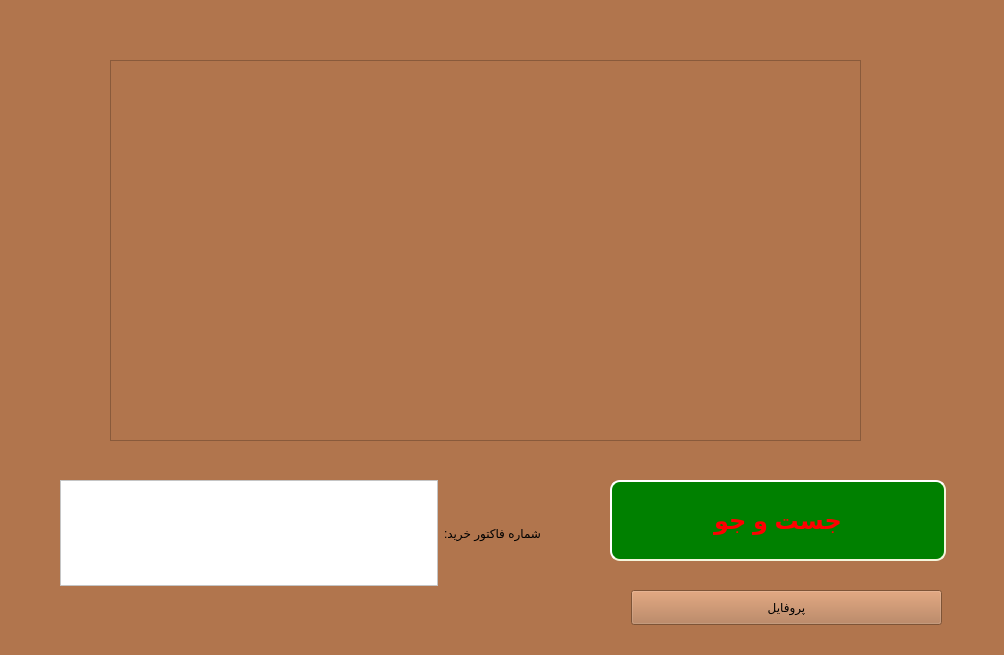
Above: Project_Ap/purchaserecords.ui from AP-projects-4001/metagoofill before the change. Below: the same form after it.
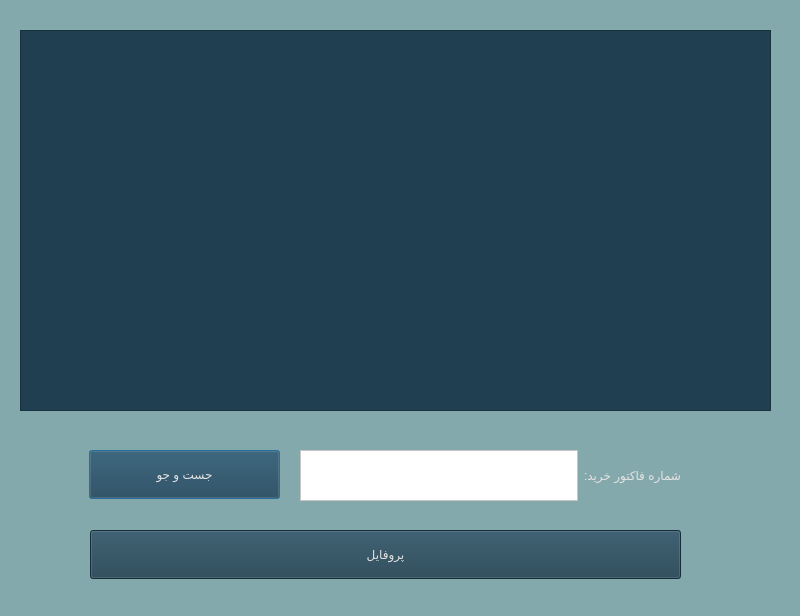
That is the form after the change.

Commit message: changing colors and Completing the program ui

Diff of the .ui file:
```diff
--- a/Project_Ap/purchaserecords.ui
+++ b/Project_Ap/purchaserecords.ui
@@ -6,53 +6,44 @@
    <rect>
     <x>0</x>
     <y>0</y>
-    <width>1004</width>
-    <height>655</height>
+    <width>800</width>
+    <height>616</height>
    </rect>
   </property>
   <property name="windowTitle">
    <string>Dialog</string>
   </property>
   <property name="styleSheet">
-   <string notr="true">background-color: rgb(255, 214, 148);
-background-color: rgb(177, 117, 77);</string>
+   <string notr="true">background-color: rgb(132, 169, 172);</string>
   </property>
   <widget class="QListWidget" name="listWidget">
    <property name="geometry">
     <rect>
-     <x>110</x>
-     <y>60</y>
+     <x>20</x>
+     <y>30</y>
      <width>751</width>
      <height>381</height>
     </rect>
    </property>
    <property name="styleSheet">
-    <string notr="true">color: rgb(255, 255, 255);
-font: 20pt &quot;MS Shell Dlg 2&quot;;</string>
+    <string notr="true">background-color: rgb(32, 64, 81);
+color: rgb(228, 227, 227);
+font: 12pt &quot;Lalezar&quot;;</string>
    </property>
   </widget>
   <widget class="QPushButton" name="pushButton">
    <property name="geometry">
     <rect>
-     <x>610</x>
-     <y>480</y>
-     <width>336</width>
-     <height>81</height>
+     <x>89</x>
+     <y>450</y>
+     <width>191</width>
+     <height>49</height>
     </rect>
    </property>
    <property name="styleSheet">
-    <string notr="true">QPushButton {
-    background-color: green;
-    border-style: outset;
-    border-width: 2px;
-    border-radius: 10px;
-    border-color: beige;
-    font: bold 24px;
-    min-width: 10em;
-    padding: 6px;
- 	color:red;
-}
-QPushButton:hover { color:purple; }</string>
+    <string notr="true">background-color: rgb(32, 64, 81);
+color: rgb(228, 227, 227);
+font: 12pt &quot;Lalezar&quot;;</string>
    </property>
    <property name="text">
     <string>جست و جو</string>
@@ -61,10 +52,10 @@
   <widget class="QWidget" name="layoutWidget">
    <property name="geometry">
     <rect>
-     <x>60</x>
-     <y>480</y>
-     <width>481</width>
-     <height>106</height>
+     <x>300</x>
+     <y>450</y>
+     <width>381</width>
+     <height>51</height>
     </rect>
    </property>
    <layout class="QHBoxLayout" name="horizontalLayout">
@@ -79,7 +70,8 @@
     <item>
      <widget class="QLabel" name="label">
       <property name="styleSheet">
-       <string notr="true">font: 18pt &quot;MS Shell Dlg 2&quot;;</string>
+       <string notr="true">color: rgb(228, 227, 227);
+font: 14pt &quot;Lalezar&quot;;</string>
       </property>
       <property name="text">
        <string>شماره فاکتور خرید:</string>
@@ -91,12 +83,17 @@
   <widget class="QPushButton" name="pushButton_2">
    <property name="geometry">
     <rect>
-     <x>631</x>
-     <y>590</y>
-     <width>311</width>
-     <height>35</height>
+     <x>90</x>
+     <y>530</y>
+     <width>591</width>
+     <height>49</height>
     </rect>
    </property>
+   <property name="styleSheet">
+    <string notr="true">background-color: rgb(32, 64, 81);
+color: rgb(228, 227, 227);
+font: 12pt &quot;Lalezar&quot;;</string>
+   </property>
    <property name="text">
     <string>پروفایل</string>
    </property>
```
The commit also changes 37 other files.
